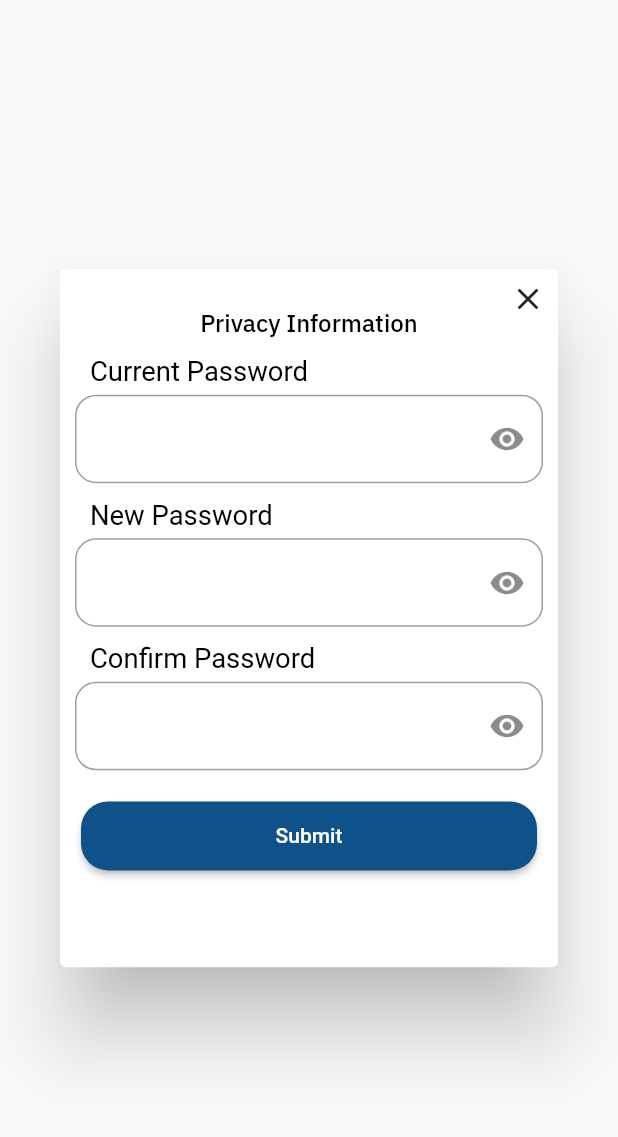
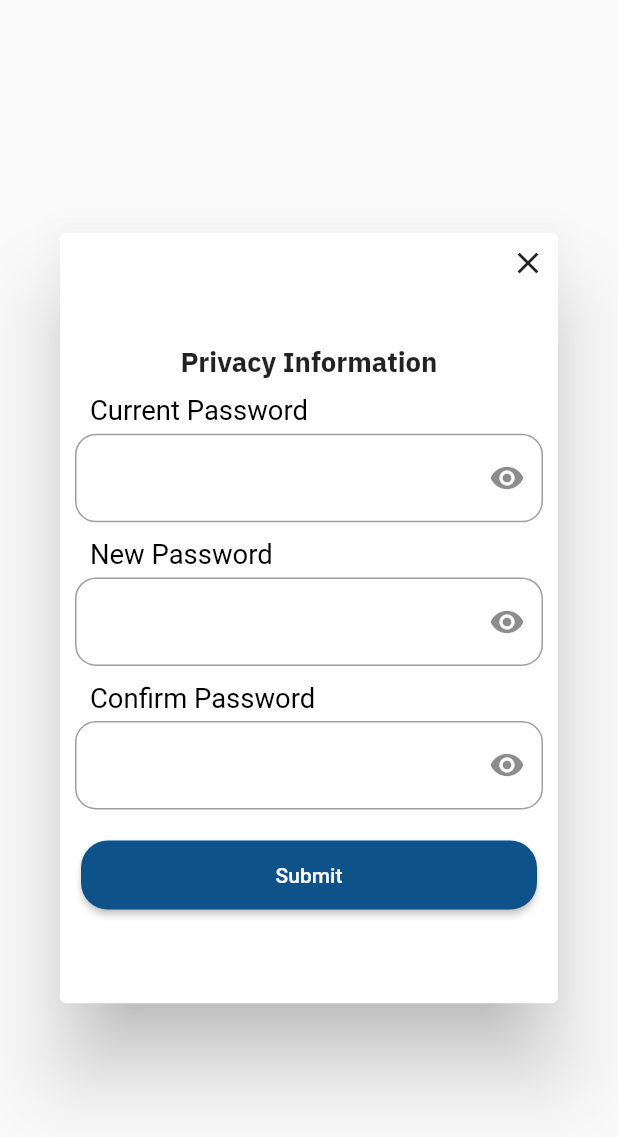
Before and after one commit to Smsrly/Smsrly-Application, a Flutter app: the PasswordDialog widget shown alone on an empty page, opened directly, on a phone screen of 412 x 824 dp. Shown: the top 1137 px of the screen. Run offline on Flutter 3.47's test engine with Material 2 defaults, Android fonts, the phone set to English and light mode, and no system bars; our stand-ins replace awesome_dialog, flutter_screenutil, lottie; missing offline and left inert: fl_country_code_picker; accounts and stored records are empty.

Commit message:
some updates on password dialog

```diff
--- a/lib/ui/setting_screens/password_dialog.dart
+++ b/lib/ui/setting_screens/password_dialog.dart
@@ -1,6 +1,7 @@
 import 'package:flutter/material.dart';
 import 'package:flutter_screenutil/flutter_screenutil.dart';
 import 'package:smsrly/ui/widgets/buttons/rounded_normal_button.dart';
+import 'package:smsrly/ui/widgets/colors.dart';
 
 class PasswordDialog extends StatefulWidget {
   late Function onSubmit;
@@ -20,23 +21,9 @@ class _PasswordDialogState extends State<PasswordDialog> {
   Widget build(BuildContext context) {
     return Dialog(
       child: SizedBox(
-        height: 390.h,
+        height: 430.h,
         width: 300.w,
         child: Column(children: [
-          Stack(
-            children: [
-              Padding(
-                padding: const EdgeInsets.only(top: 26),
-                child: Container(
-                  alignment: Alignment.center,
-                  child: const Text("Privacy Information",
-                      style: TextStyle(
-                          fontSize: 16,
-                          fontFamily: 'IBMPlexSans',
-                          fontWeight: FontWeight.w500,
-                          color: Colors.black)),
-                ),
-              ),
           Container(
             alignment: Alignment.topRight,
             child: IconButton(
@@ -44,7 +31,13 @@ class _PasswordDialogState extends State<PasswordDialog> {
                 onPressed: () => Navigator.pop(context),
                 icon: const Icon(Icons.close)),
           ),
-            ],
+          Padding(
+            padding: const EdgeInsets.only(top: 26),
+            child: Container(
+              alignment: Alignment.center,
+              child: Text("Privacy Information",
+                  style: getIBMPlexSansFont(16.sp, FontWeight.bold)),
+            ),
           ),
           Padding(
             padding: const EdgeInsets.only(left: 20, top: 10),
```
Lines whose indentation alone changed are shown as unchanged.
